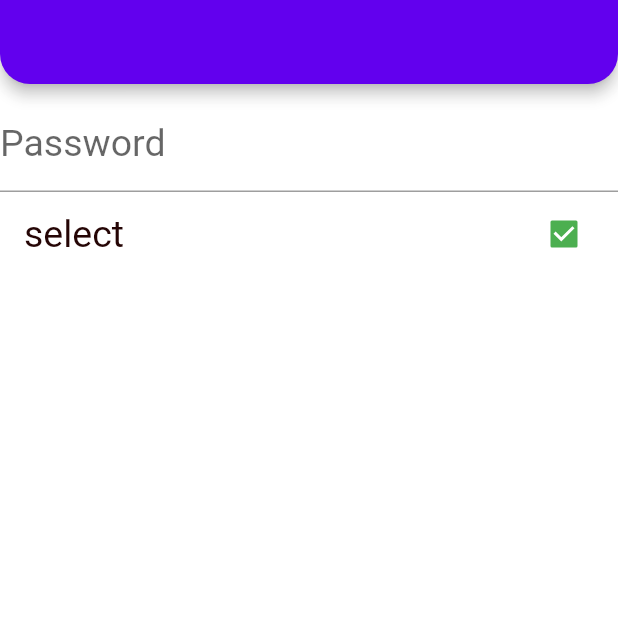
After one commit to berkcangumusisik/100daysOfFlutter, a Flutter app: the screen it shows after launch, on a phone screen of 412 x 824 dp, the top half of it. The commit adds this screen. Run offline on Flutter 3.47's test engine with Material 2 defaults, Android fonts, the phone set to English and light mode, and no system bars; our stand-ins replace dio, flutter_spinkit.

Commit message:
37.Gün çalışmaları eklendi.

```diff
--- /dev/null
+++ b/flutter_full_learn/lib/202/theme/light_thema.dart
@@ -0,0 +1,32 @@
+import 'package:flutter/material.dart';
+
+class LighTheme {
+  final _lightColor = _LightColor();
+
+  late ThemeData theme;
+
+  LighTheme() {
+    theme = ThemeData(
+        appBarTheme: const AppBarTheme(
+            shape: RoundedRectangleBorder(
+                borderRadius:
+                    BorderRadius.vertical(bottom: Radius.circular(20)))),
+        scaffoldBackgroundColor: Colors.white.withOpacity(0.9),
+        floatingActionButtonTheme:
+            const FloatingActionButtonThemeData(backgroundColor: Colors.green),
+        buttonTheme: ButtonThemeData(
+            colorScheme: ColorScheme.light(
+                onPrimary: Colors.purple, onSecondary: _lightColor.blueMenia)),
+        colorScheme: const ColorScheme.light(),
+        checkboxTheme: CheckboxThemeData(
+            fillColor: MaterialStateProperty.all(Colors.green),
+            side: const BorderSide(color: Colors.green)),
+        textTheme: ThemeData.light().textTheme.copyWith(
+            subtitle1: TextStyle(fontSize: 25, color: _lightColor._textColor)));
+  }
+}
+
+class _LightColor {
+  final Color _textColor = const Color.fromARGB(255, 37, 5, 5);
+  final Color blueMenia = const Color.fromARGB(95, 188, 248, 1);
+}
--- /dev/null
+++ b/flutter_full_learn/lib/202/theme_learn_view.dart
@@ -0,0 +1,27 @@
+import 'package:flutter/material.dart';
+
+import '../demos/password_text_field.dart';
+
+class ThemeLearnView extends StatefulWidget {
+  const ThemeLearnView({Key? key}) : super(key: key);
+
+  @override
+  State<ThemeLearnView> createState() => _ThemeLearnViewState();
+}
+
+class _ThemeLearnViewState extends State<ThemeLearnView> {
+  @override
+  Widget build(BuildContext context) {
+    return Scaffold(
+      appBar: AppBar(),
+      body: Column(children: [
+        const PasswordTextField(),
+        CheckboxListTile(
+          value: true,
+          onChanged: (val) {},
+          title: const Text('select'),
+        )
+      ]),
+    );
+  }
+}
--- /dev/null
+++ b/flutter_full_learn/lib/demos/password_text_field.dart
@@ -0,0 +1,49 @@
+import 'package:flutter/material.dart';
+
+class PasswordTextField extends StatefulWidget {
+  const PasswordTextField({Key? key, this.controller}) : super(key: key);
+  final TextEditingController? controller;
+  @override
+  State<PasswordTextField> createState() => _PasswordTextFieldState();
+}
+
+class _PasswordTextFieldState extends State<PasswordTextField> {
+  final _obsureText = '#';
+
+  bool _isSecure = true;
+
+  void _changeLoading() {
+    setState(() {
+      _isSecure = !_isSecure;
+    });
+  }
+
+  @override
+  Widget build(BuildContext context) {
+    return TextField(
+      controller: widget.controller,
+      autofillHints: const [AutofillHints.password],
+      keyboardType: TextInputType.visiblePassword,
+      obscureText: _isSecure,
+      obscuringCharacter: _obsureText,
+      decoration: InputDecoration(
+        border: const UnderlineInputBorder(),
+        hintText: 'Password',
+        suffix: _onVisiblityIcon(),
+      ),
+    );
+  }
+
+  IconButton _onVisiblityIcon() {
+    return IconButton(
+      onPressed: _changeLoading,
+      icon: AnimatedCrossFade(
+          firstChild: const Icon(Icons.visibility_outlined),
+          secondChild: const Icon(Icons.visibility_off_outlined),
+          crossFadeState:
+              _isSecure ? CrossFadeState.showFirst : CrossFadeState.showSecond,
+          duration: const Duration(seconds: 2)),
+    );
+    // icon: Icon(_isSecure ? Icons.visibility : Icons.visibility_off));
+  }
+}
--- a/flutter_full_learn/lib/main.dart
+++ b/flutter_full_learn/lib/main.dart
@@ -1,5 +1,6 @@
 import 'package:flutter/material.dart';
-import 'package:flutter_full_learn/202/package_learn_view.dart';
+import 'package:flutter_full_learn/202/theme/light_thema.dart';
+import 'package:flutter_full_learn/202/theme_learn_view.dart';
 
 void main() {
   runApp(const MyApp());
@@ -12,21 +13,22 @@ class MyApp extends StatelessWidget {
   Widget build(BuildContext context) {
     return MaterialApp(
       title: 'Flutter ',
-      theme: ThemeData.dark().copyWith(
-        tabBarTheme: const TabBarTheme(
-          indicatorColor: Colors.white,
-          labelColor: Colors.red,
-          unselectedLabelColor: Colors.grey,
-        ),
-        bottomAppBarTheme:
-            const BottomAppBarTheme(shape: CircularNotchedRectangle()),
-        appBarTheme: const AppBarTheme(
-          backgroundColor: Colors.transparent,
-          centerTitle: true,
-          elevation: 0,
-        ),
-      ),
-      home: PackageLearnView(),
+      theme: LighTheme().theme,
+      // ThemeData.dark().copyWith(
+      //   tabBarTheme: const TabBarTheme(
+      //     indicatorColor: Colors.white,
+      //     labelColor: Colors.red,
+      //     unselectedLabelColor: Colors.grey,
+      //   ),
+      //   bottomAppBarTheme:
+      //       const BottomAppBarTheme(shape: CircularNotchedRectangle()),
+      //   appBarTheme: const AppBarTheme(
+      //     backgroundColor: Colors.transparent,
+      //     centerTitle: true,
+      //     elevation: 0,
+      //   ),
+      // ),
+      home: ThemeLearnView(),
       debugShowCheckedModeBanner: false,
     );
   }
```
Also changed, not shown: 1 other file.
